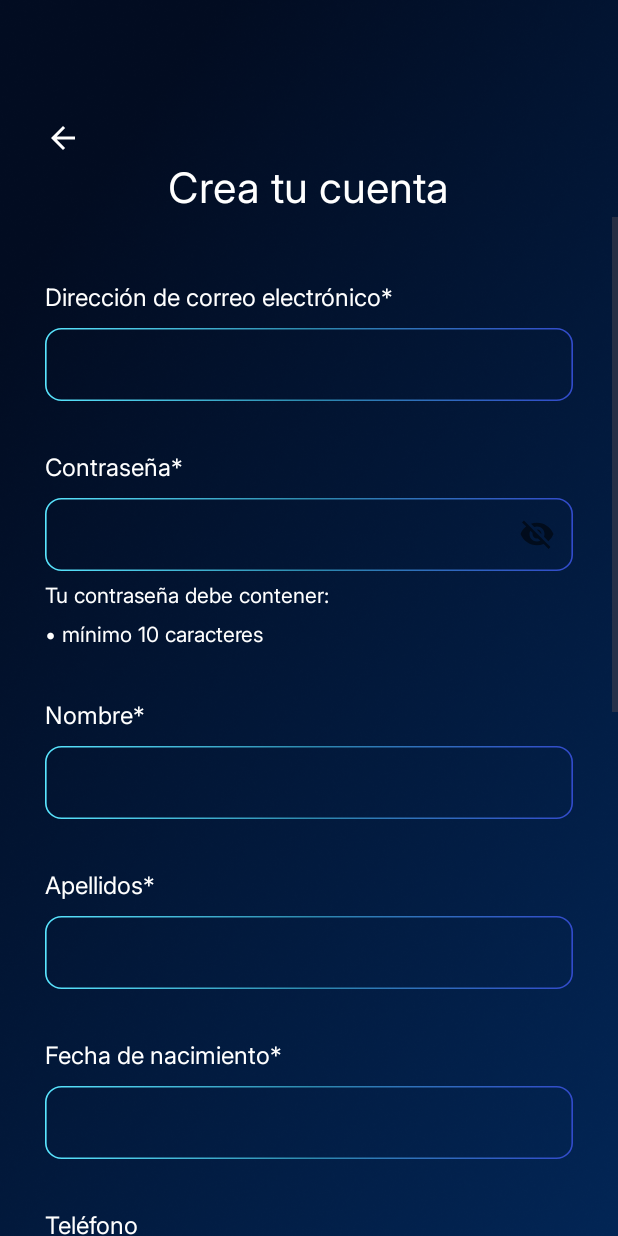
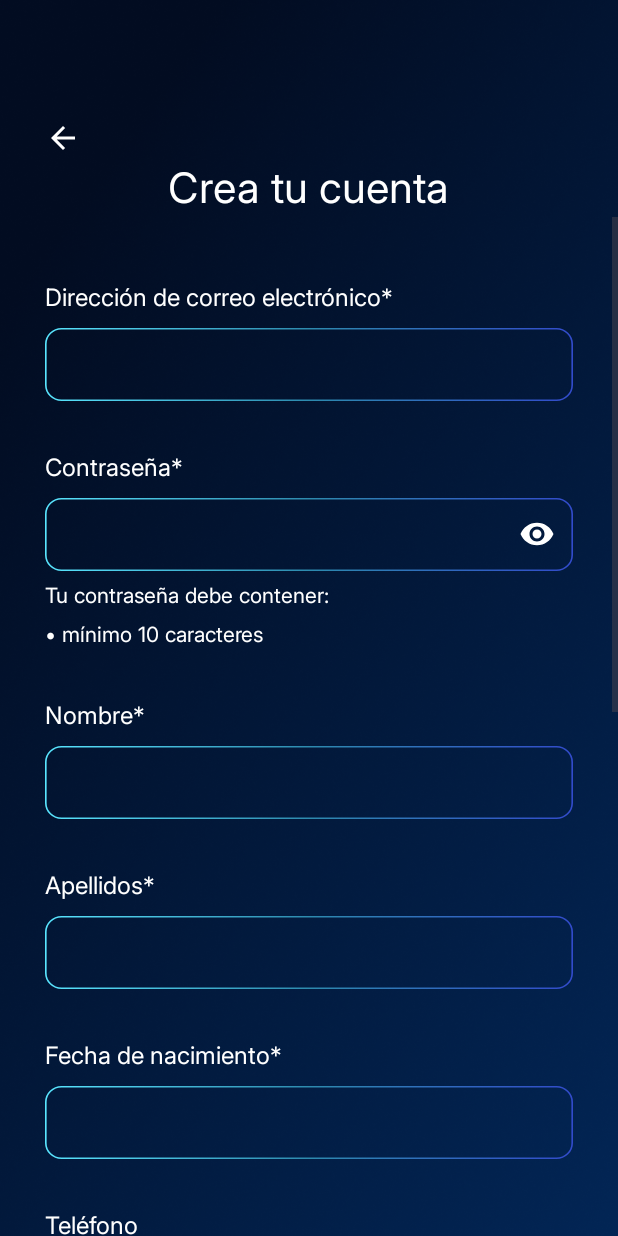
Before and after one commit to marlenepaper/cineDoreAndroid, an Android app: the CrearCuenta screen opened directly, with no data from a screen before it, on a phone screen of 412 x 824 dp. Run offline under Robolectric (Android 15) with nearby library versions, the phone set to English and light mode, and no system bars.

Commit message:
detalles de estilo agregados

```diff
--- a/app/src/main/java/com/binaryBuddies/cinedore/ui/ticket/TicketFragment.java
+++ b/app/src/main/java/com/binaryBuddies/cinedore/ui/ticket/TicketFragment.java
@@ -87,11 +87,11 @@ public class TicketFragment extends Fragment {
         binding.movieDate.setText(ticket.getFechaFuncion());
         binding.numeroDeEntradas.setText("1 Entrada");
 
-        // Cargar imagen con Picasso
+
         Glide.with(this)
                 .load(ticket.getImagenPelicula())
-                .placeholder(R.drawable.placeholder_image) // Imagen temporal mientras carga
-                .error(R.drawable.error_image) // Imagen si hay error al cargar
+                .placeholder(R.drawable.placeholder_image)
+                .error(R.drawable.error_image)
                 .into(binding.moviePoster);
 
     }
--- a/app/src/main/res/layout/activity_crear_cuenta.xml
+++ b/app/src/main/res/layout/activity_crear_cuenta.xml
@@ -71,7 +71,8 @@
                     android:layout_width="match_parent"
                     android:layout_height="match_parent"
                     android:padding="1dp"
-                    android:background="@drawable/borde_btn"/>
+                    android:background="@drawable/borde_btn"
+                    android:textColor="@color/white"/>
 
             </com.google.android.material.textfield.TextInputLayout>
 
@@ -91,14 +92,18 @@
                 android:layout_width="match_parent"
                 android:layout_height="54dp"
                 android:layout_marginTop="4dp"
-
-                app:passwordToggleEnabled="true">
+                app:endIconMode="password_toggle"
+                app:passwordToggleEnabled="false"
+                app:endIconTint="@color/white_50"
+                app:endIconTintMode="multiply">
 
                 <com.google.android.material.textfield.TextInputEditText
                     android:layout_width="match_parent"
                     android:layout_height="match_parent"
                     android:padding="1dp"
-                    android:background="@drawable/borde_btn" />
+                    android:background="@drawable/borde_btn"
+                    android:textColor="@color/white"
+                    android:inputType="textPassword"/>
 
             </com.google.android.material.textfield.TextInputLayout>
 
@@ -142,7 +147,8 @@
                     android:layout_width="match_parent"
                     android:layout_height="match_parent"
                     android:padding="1dp"
-                    android:background="@drawable/borde_btn" />
+                    android:background="@drawable/borde_btn"
+                    android:textColor="@color/white"/>
 
             </com.google.android.material.textfield.TextInputLayout>
 
@@ -167,7 +173,8 @@
                     android:layout_width="match_parent"
                     android:layout_height="match_parent"
                     android:padding="1dp"
-                    android:background="@drawable/borde_btn" />
+                    android:background="@drawable/borde_btn"
+                    android:textColor="@color/white"/>
 
             </com.google.android.material.textfield.TextInputLayout>
 
@@ -175,7 +182,6 @@
                 android:id="@+id/label6"
                 android:layout_width="wrap_content"
                 android:layout_height="wrap_content"
-
                 android:layout_marginTop="32dp"
                 android:text="@string/fecha_nacimiento"
                 android:textColor="@color/white"
@@ -193,7 +199,8 @@
                     android:layout_width="match_parent"
                     android:layout_height="match_parent"
                     android:padding="1dp"
-                    android:background="@drawable/borde_btn" />
+                    android:background="@drawable/borde_btn"
+                    android:textColor="@color/white"/>
 
             </com.google.android.material.textfield.TextInputLayout>
 
@@ -219,7 +226,8 @@
                     android:layout_width="match_parent"
                     android:layout_height="match_parent"
                     android:padding="1dp"
-                    android:background="@drawable/borde_btn" />
+                    android:background="@drawable/borde_btn"
+                    android:textColor="@color/white"/>
 
             </com.google.android.material.textfield.TextInputLayout>
 
@@ -245,7 +253,8 @@
                     android:layout_width="match_parent"
                     android:layout_height="match_parent"
                     android:padding="1dp"
-                    android:background="@drawable/borde_btn" />
+                    android:background="@drawable/borde_btn"
+                    android:textColor="@color/white"/>
 
             </com.google.android.material.textfield.TextInputLayout>
 
--- a/app/src/main/res/layout/activity_pelicula_seleccionada.xml
+++ b/app/src/main/res/layout/activity_pelicula_seleccionada.xml
@@ -20,7 +20,7 @@
 
 
         <FrameLayout
-            android:layout_width="402dp"
+            android:layout_width="match_parent"
             android:layout_height="418dp">
 
             <ImageView
--- a/app/src/main/res/layout/activity_seleccion_boletos.xml
+++ b/app/src/main/res/layout/activity_seleccion_boletos.xml
@@ -14,7 +14,7 @@
         android:src="@drawable/background_darker" />
 
     <FrameLayout
-        android:layout_width="402dp"
+        android:layout_width="match_parent"
         android:layout_height="418dp"
         app:layout_constraintEnd_toEndOf="parent"
         app:layout_constraintStart_toStartOf="parent"
--- a/app/src/main/res/layout/activity_ticket_comprado.xml
+++ b/app/src/main/res/layout/activity_ticket_comprado.xml
@@ -15,7 +15,7 @@
 
     <FrameLayout
         android:id="@+id/imagen_Pelicula"
-        android:layout_width="402dp"
+        android:layout_width="match_parent"
         android:layout_height="418dp"
         app:layout_constraintEnd_toEndOf="parent"
         app:layout_constraintStart_toStartOf="parent"
--- a/app/src/main/res/layout/fragment_ticket_qr.xml
+++ b/app/src/main/res/layout/fragment_ticket_qr.xml
@@ -22,7 +22,7 @@
 
     <FrameLayout
         android:id="@+id/imagen_Pelicula"
-        android:layout_width="402dp"
+        android:layout_width="match_parent"
         android:layout_height="418dp"
         android:layout_marginTop="105dp"
         app:layout_constraintEnd_toEndOf="parent"
@@ -166,6 +166,7 @@
                             android:layout_marginHorizontal="6dp"
                             android:background="@drawable/borde_lenguaje"
                             android:text="@string/lenguaje_pelicula_seleccionada"
+                            android:gravity="center"
                             android:textAlignment="center"
                             android:textColor="@color/black"
                             android:textSize="12dp" />
```
Also changed, not shown: app/src/main/res/layout/activity_iniciar_sesion.xml (+6 -2 lines).
